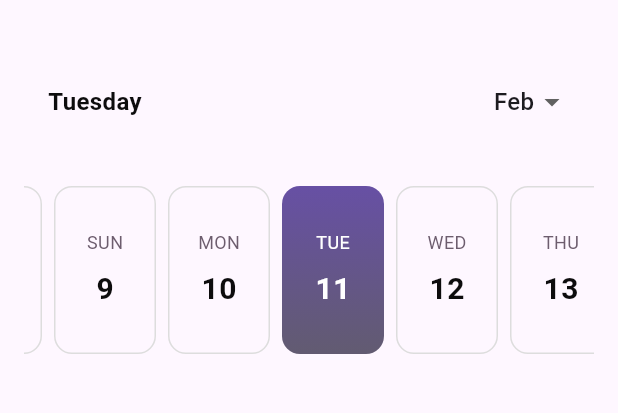
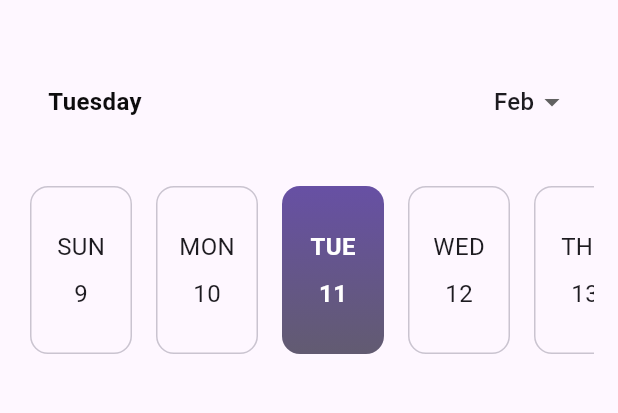
Before and after one commit to AdilUbaid/freezflow, a Flutter app: the screen it shows after launch, on a phone screen of 412 x 824 dp, the part 63-476 px from its top. Run offline on Flutter 3.47's test engine with Material 3 defaults, Android fonts, the phone set to English and light mode, and no system bars; drawn by our look-alikes of easy_date_timeline; our stand-ins replace flex_color_scheme, flutter_hooks, hooks_riverpod.

Commit message:
time line

```diff
--- a/lib/ui/components/timeline_view.dart
+++ b/lib/ui/components/timeline_view.dart
@@ -28,11 +28,42 @@ class TimelineView extends StatelessWidget {
                 gradient: LinearGradient(
                   colors: [colorScheme.primary, colorScheme.secondary],
                   begin: Alignment.topCenter,
-                end: Alignment.bottomCenter, // LinearGradient
-              ), // BoxDecoration
-            ), // DayStyle
-          ), // EasyDayProps ), // EasyDateTimeLine),
+                  end: Alignment.bottomCenter,
                 ),
+              ),
+              dayStrStyle: TextStyle(
+                color: colorScheme.onPrimary,
+                fontSize: 16,
+                fontWeight: FontWeight.bold,
+              ),
+              dayNumStyle: TextStyle(
+                color: colorScheme.onPrimary,
+                fontSize: 16,
+                fontWeight: FontWeight.bold,
+              ),
+            ),
+            inactiveDayStyle: DayStyle(
+              decoration: BoxDecoration(
+                  borderRadius: BorderRadius.circular(12),
+                  // gradient: LinearGradient(
+                  //   colors: [colorScheme.surface, colorScheme.secondary],
+                  //   begin: Alignment.topCenter,
+                  //   end: Alignment.bottomCenter,
+                  // ),
+                  color: colorScheme.surface,
+                  border:
+                      Border.all(color: colorScheme.outlineVariant, width: 1)),
+              dayStrStyle: TextStyle(
+                color: colorScheme.onSurface,
+                fontSize: 16,
+              ),
+              dayNumStyle: TextStyle(
+                color: colorScheme.onSurface,
+                fontSize: 16,
+              ),
+            ),
+            todayHighlightStyle: TodayHighlightStyle.withBackground,
+            todayHighlightColor: colorScheme.primaryContainer.withOpacity(0.3)),timeLineProps: EasyTimeLineProps(separatorPadding: 16),
       ),
     );
   }
```
Lines whose indentation alone changed are shown as unchanged.
